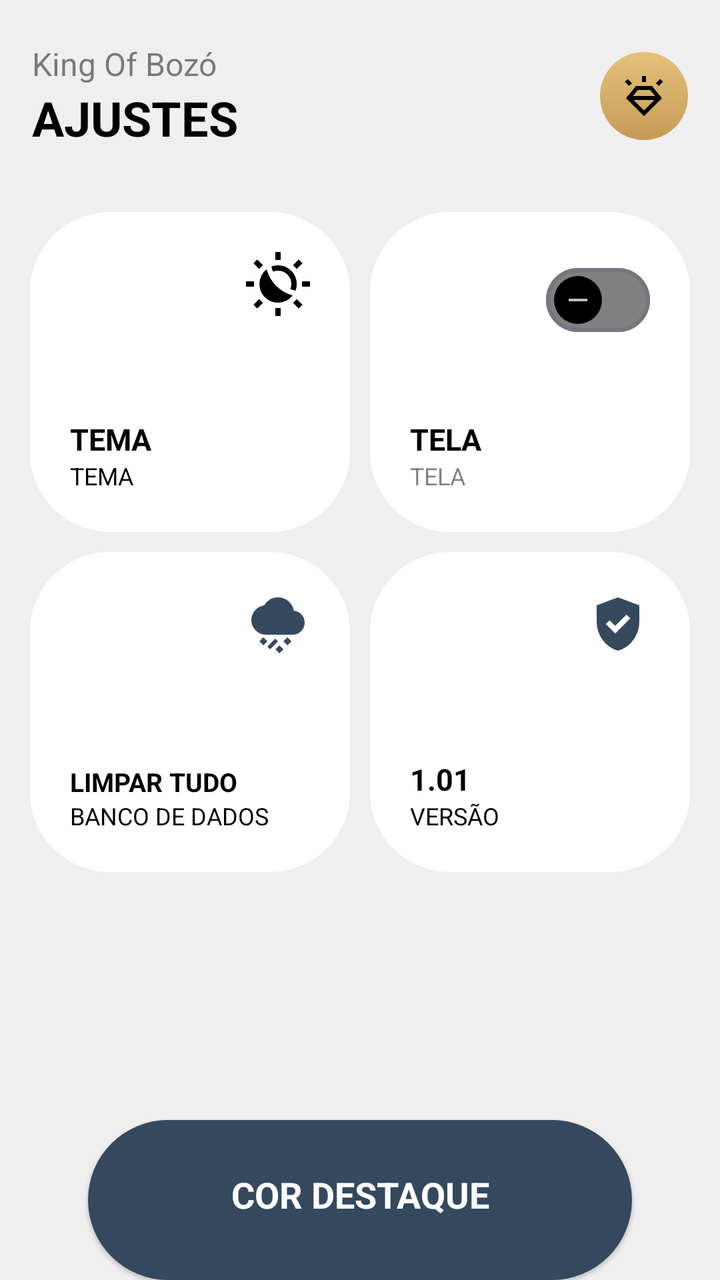
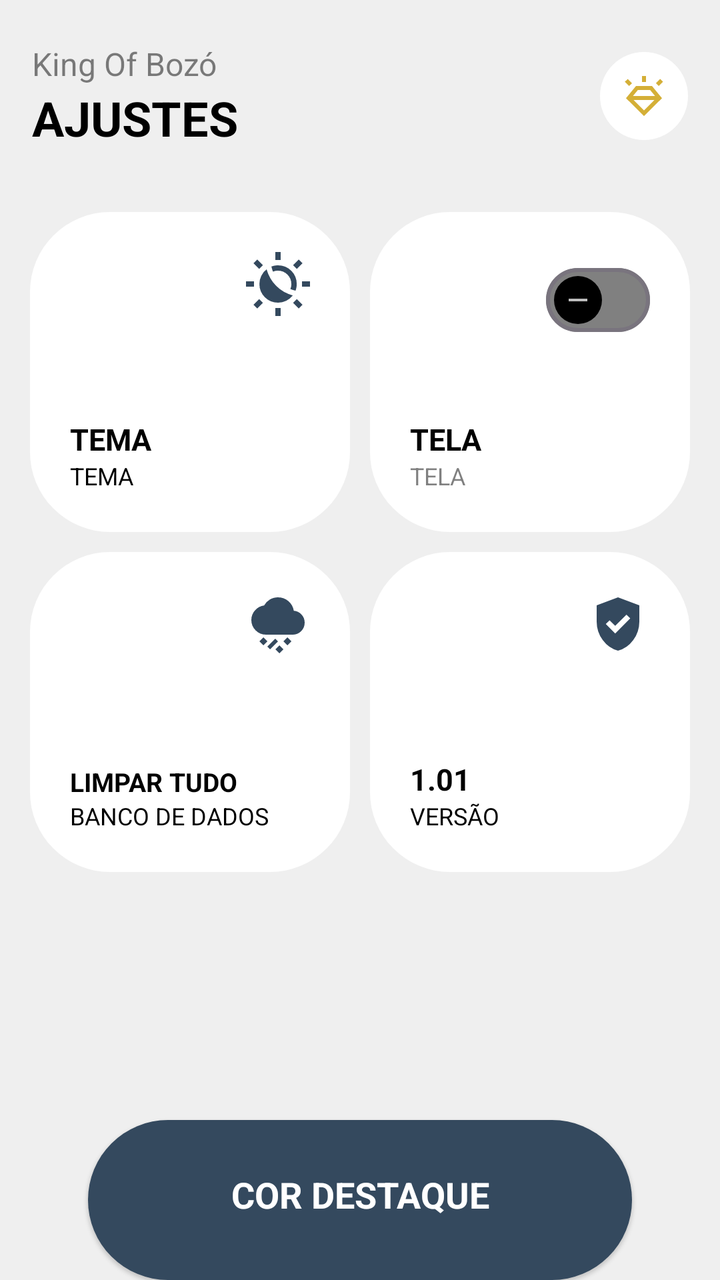

Two renders of the same Android screen: before a commit and after it. Below are the layout's source before the change and the commit's diff.
<!-- AndroidManifest.xml: application theme Base.Theme.KingOfBozo.Standard -->
<!-- res/layout/fragment_settings.xml -->
<?xml version="1.0" encoding="utf-8"?>
<androidx.constraintlayout.widget.ConstraintLayout xmlns:android="http://schemas.android.com/apk/res/android"
    xmlns:app="http://schemas.android.com/apk/res-auto"
    xmlns:tools="http://schemas.android.com/tools"
    android:layout_width="match_parent"
    android:layout_height="match_parent"
    android:backgroundTint="?attr/customBackground"
    android:background="?attr/customBackground"
    android:fitsSystemWindows="true">

    <LinearLayout
        android:id="@+id/text_ajustes_title"
        android:layout_width="match_parent"
        android:layout_height="wrap_content"
        android:orientation="horizontal"
        android:layout_marginTop="5dp"
        android:paddingVertical="16dp"
        android:layout_marginHorizontal="16dp"
        app:layout_constraintStart_toStartOf="parent"
        app:layout_constraintTop_toTopOf="parent">

        <LinearLayout
            android:layout_width="wrap_content"
            android:layout_height="wrap_content"
            android:gravity="start"
            android:orientation="vertical"
            android:layout_gravity="center_vertical"
            android:layout_weight="1">

            <TextView
                android:id="@+id/text_app_title"
                android:layout_width="wrap_content"
                android:layout_height="wrap_content"
                android:alpha="0.5"
                android:text="@string/king_of_boz"
                android:textColor="?attr/textFillColor"
                android:textSize="16sp" />

            <TextView
                android:id="@+id/text_greeting"
                android:layout_width="wrap_content"
                android:layout_height="wrap_content"
                android:text="@string/ajustes"
                android:textColor="?attr/textFillColor"
                android:textSize="24sp"
                android:textStyle="bold" />

        </LinearLayout>

        <ImageView
            android:id="@+id/button_premium_settings"
            android:layout_width="44dp"
            android:layout_height="44dp"
            android:layout_gravity="center_vertical"
            android:background="@drawable/bg_gold_button"
            android:backgroundTint="@null"
            android:padding="10dp"
            android:src="@drawable/ic_diamond_shine"
            app:tint="@color/premium_text_on_gold"
            android:clickable="true"
            android:focusable="true"
            tools:ignore="ContentDescription" />

    </LinearLayout>

    <LinearLayout
        android:layout_width="match_parent"
        android:layout_height="wrap_content"
        android:orientation="vertical"
        android:padding="10dp"
        app:layout_constraintTop_toBottomOf="@+id/text_ajustes_title"
        tools:ignore="MissingConstraints">

        <GridLayout
            android:layout_width="match_parent"
            android:layout_height="wrap_content"
            android:columnCount="2"
            android:rowCount="2">

            <androidx.constraintlayout.widget.ConstraintLayout
                android:id="@+id/card_tema"
                android:layout_width="0dp"
                android:layout_height="160dp"
                android:layout_row="0"
                android:layout_column="0"
                android:layout_columnWeight="1"
                android:background="@drawable/background_settings_card"
                android:backgroundTint="?attr/cardBackgroundColor"
                android:padding="20dp"
                android:layout_gravity="fill"
                android:layout_margin="5dp">

                <ImageView
                    android:id="@+id/icon_mode"
                    android:layout_width="32dp"
                    android:layout_height="32dp"
                    android:src="@drawable/ic_system_mode"
                    app:layout_constraintEnd_toEndOf="parent"
                    app:layout_constraintTop_toTopOf="parent"
                    app:tint="?attr/textFillColor" />

                <TextView
                    android:id="@+id/info_mode"
                    android:layout_width="wrap_content"
                    android:layout_height="wrap_content"
                    android:text="TEMA"
                    android:textColor="?attr/textFillColor"
                    android:textSize="15dp"
                    android:textStyle="bold"
                    app:layout_constraintBottom_toTopOf="@id/text_mode"
                    app:layout_constraintStart_toStartOf="parent" />

                <TextView
                    android:id="@+id/text_mode"
                    android:layout_width="wrap_content"
                    android:layout_height="wrap_content"
                    android:text="TEMA"
                    android:textColor="?attr/textFillColor"
                    android:textSize="12dp"
                    app:layout_constraintBottom_toBottomOf="parent"
                    app:layout_constraintStart_toStartOf="parent" />

            </androidx.constraintlayout.widget.ConstraintLayout>

            <androidx.constraintlayout.widget.ConstraintLayout
                android:id="@+id/card_tela"
                android:layout_width="0dp"
                android:layout_height="160dp"
                android:layout_row="0"
                android:layout_column="1"
                android:layout_columnWeight="1"
                android:background="@drawable/background_settings_card"
                android:backgroundTint="?attr/cardBackgroundColor"
                android:padding="20dp"
                android:layout_gravity="fill"
                android:layout_margin="5dp">

                <com.google.android.material.materialswitch.MaterialSwitch
                    android:id="@+id/switch_keep_screen_on"
                    style="@style/Widget.App.MaterialSwitch"
                    android:layout_width="wrap_content"
                    android:layout_height="wrap_content"
                    android:checked="false"
                    app:layout_constraintEnd_toEndOf="parent"
                    app:layout_constraintTop_toTopOf="parent" />

                <TextView
                    android:id="@+id/text_tela_desc"
                    android:layout_width="wrap_content"
                    android:layout_height="wrap_content"
                    android:text="TELA"
                    android:textColor="?attr/textFillColor"
                    android:textSize="15dp"
                    android:textStyle="bold"
                    app:layout_constraintBottom_toTopOf="@id/text_tela_title"
                    app:layout_constraintStart_toStartOf="parent" />

                <TextView
                    android:id="@+id/text_tela_title"
                    android:layout_width="wrap_content"
                    android:layout_height="wrap_content"
                    android:alpha="0.5"
                    android:text="TELA"
                    android:textColor="?attr/textFillColor"
                    android:textSize="12dp"
                    app:layout_constraintBottom_toBottomOf="parent"
                    app:layout_constraintStart_toStartOf="parent" />

            </androidx.constraintlayout.widget.ConstraintLayout>

            <androidx.constraintlayout.widget.ConstraintLayout
                android:id="@+id/card_reset"
                android:layout_width="0dp"
                android:layout_height="160dp"
                android:layout_row="1"
                android:layout_column="0"
                android:layout_columnWeight="1"
                android:background="@drawable/background_settings_card"
                android:backgroundTint="?attr/cardBackgroundColor"
                android:padding="20dp"
                android:layout_gravity="fill"
                android:layout_margin="5dp">

                <ImageView
                    android:layout_width="32dp"
                    android:layout_height="32dp"
                    android:src="@drawable/ic_limpar_dados"
                    app:layout_constraintEnd_toEndOf="parent"
                    app:layout_constraintTop_toTopOf="parent"
                    app:tint="?attr/colorPrimary" />

                <TextView
                    android:id="@+id/text_reset_title"
                    android:layout_width="wrap_content"
                    android:layout_height="wrap_content"
                    android:text="LIMPAR TUDO"
                    android:textColor="?attr/textFillColor"
                    android:textSize="13sp"
                    android:textStyle="bold"
                    app:layout_constraintBottom_toTopOf="@id/text_reset_desc"
                    app:layout_constraintStart_toStartOf="parent" />

                <TextView
                    android:id="@+id/text_reset_desc"
                    android:layout_width="wrap_content"
                    android:layout_height="wrap_content"
                    android:text="BANCO DE DADOS"
                    android:textColor="?attr/textFillColor"
                    android:textSize="12dp"
                    app:layout_constraintBottom_toBottomOf="parent"
                    app:layout_constraintStart_toStartOf="parent" />

            </androidx.constraintlayout.widget.ConstraintLayout>

            <androidx.constraintlayout.widget.ConstraintLayout
                android:id="@+id/card_versao"
                android:layout_width="0dp"
                android:layout_height="160dp"
                android:layout_row="1"
                android:layout_column="1"
                android:layout_columnWeight="1"
                android:background="@drawable/background_settings_card"
                android:backgroundTint="?attr/cardBackgroundColor"
                android:padding="20dp"
                android:layout_gravity="fill"
                android:layout_margin="5dp">

                <ImageView
                    android:layout_width="32dp"
                    android:layout_height="32dp"
                    android:src="@drawable/ic_version"
                    app:layout_constraintEnd_toEndOf="parent"
                    app:layout_constraintTop_toTopOf="parent"
                    app:tint="?attr/colorPrimary" />

                <TextView
                    android:id="@+id/text_versao_num"
                    android:layout_width="wrap_content"
                    android:layout_height="wrap_content"
                    android:text="1.01"
                    android:textColor="?attr/textFillColor"
                    android:textSize="15dp"
                    android:textStyle="bold"
                    app:layout_constraintBottom_toTopOf="@+id/text_versao_title"
                    app:layout_constraintStart_toStartOf="parent" />


                <TextView
                    android:id="@+id/text_versao_title"
                    android:layout_width="wrap_content"
                    android:layout_height="wrap_content"
                    android:text="VERSÃO"
                    android:textColor="?attr/textFillColor"
                    android:textSize="12dp"
                    app:layout_constraintBottom_toBottomOf="parent"
                    app:layout_constraintStart_toStartOf="parent" />

            </androidx.constraintlayout.widget.ConstraintLayout>

        </GridLayout>
    </LinearLayout>



    <TextView
        android:id="@+id/card_cor"
        android:layout_width="match_parent"
        android:layout_height="80dp"
        android:layout_marginHorizontal="44dp"
        android:background="@drawable/background_card_btn_repouso_destaque_menu"
        android:backgroundTint="?attr/colorPrimary"
        android:elevation="1dp"
        android:gravity="top|center"
        android:paddingTop="25dp"
        android:text="COR DESTAQUE"
        android:textColor="?attr/customTextBackground"
        android:textSize="18sp"
        android:textStyle="bold"
        android:visibility="visible"
        app:layout_constraintBottom_toBottomOf="parent"
        app:layout_constraintEnd_toEndOf="parent"
        app:layout_constraintStart_toStartOf="parent" />

</androidx.constraintlayout.widget.ConstraintLayout>
<!-- resources referenced by this layout -->
<resources>
  <color name="premium_text_on_gold">#000000</color>
  <!-- drawable background_card_btn_repouso_destaque_menu (drawable) -->
  <shape xmlns:android="http://schemas.android.com/apk/res/android"
      android:shape="rectangle">
      <solid android:color="@color/fundo_light" />
      <corners
          android:topLeftRadius="40dp"
          android:topRightRadius="40dp"
          android:bottomLeftRadius="40dp"
          android:bottomRightRadius="40dp" />
  </shape>
  <!-- drawable background_settings_card (drawable) -->
  <?xml version="1.0" encoding="utf-8"?>
  <shape xmlns:android="http://schemas.android.com/apk/res/android"
      android:shape="rectangle">
      <corners android:radius="40dp" />
      <solid android:color="@color/card_dark" />
  </shape>
  <!-- drawable bg_gold_button (drawable) -->
  <?xml version="1.0" encoding="utf-8"?>
  <shape xmlns:android="http://schemas.android.com/apk/res/android"
      android:shape="rectangle">
  
      
      <gradient
          android:angle="270"
          android:startColor="@color/premium_button_gold_start"
          android:endColor="@color/premium_button_gold_end"
          android:type="linear" />
  
      
      <corners android:radius="50dp" />
  
  </shape>
  <!-- drawable ic_version (drawable) -->
  <vector xmlns:android="http://schemas.android.com/apk/res/android"
      android:width="24dp"
      android:height="24dp"
      android:viewportWidth="960"
      android:viewportHeight="960"
      android:tint="?attr/colorControlNormal">
    <path
        android:fillColor="@android:color/white"
        android:pathData="M438,622L664,396L607,339L438,508L354,424L297,481L438,622ZM480,880Q341,845 250.5,720.5Q160,596 160,444L160,200L480,80L800,200L800,444Q800,596 709.5,720.5Q619,845 480,880Z"/>
  </vector>
  <string name="ajustes">AJUSTES</string>
  <string name="king_of_boz">King Of Bozó</string>
  <style name="Widget.App.MaterialSwitch" parent="Widget.Material3.CompoundButton.MaterialSwitch">
          <item name="thumbIcon">@drawable/switch_thumb_icon_selector</item>
          <item name="thumbIconTint">@color/switch_thumb_icon_tint_selector</item>
          <item name="thumbTint">@color/switch_thumb_tint_selector</item>
          <item name="trackTint">@color/switch_track_tint_selector</item>
          <item name="trackDecorationTint">@null</item>
      </style>
  <color name="fundo_light">#EFEFEF</color>
  <color name="card_dark">#17212A</color>
  <color name="premium_button_gold_start">#E6C17A</color>
  <color name="premium_button_gold_end">#C49B55</color>
  <!-- drawable switch_thumb_icon_selector (drawable) -->
  <?xml version="1.0" encoding="utf-8"?>
  <selector xmlns:android="http://schemas.android.com/apk/res/android">
      <item android:drawable="@drawable/ic_switch_check" android:state_checked="true" />
      <item android:drawable="@drawable/ic_switch_minus" android:state_checked="false" />
  </selector>
  <color name="padrao">#34495e</color>
  <color name="text_dark">#000000</color>
  <color name="text_light">#FFFFFF</color>
  <color name="icon_dark">#000000</color>
  <color name="icon_light">#FFFFFF</color>
  <color name="card_light">#FFFFFF</color>
  <!-- drawable ic_switch_check (drawable) -->
  <vector xmlns:android="http://schemas.android.com/apk/res/android"
      android:width="24dp"
      android:height="24dp"
      android:viewportWidth="24"
      android:viewportHeight="24">
      <path
          android:fillColor="@android:color/white"
          android:pathData="M9,16.17L4.83,12l-1.42,1.41L9,19 21,7l-1.41,-1.41z"/>
  </vector>
  <!-- drawable ic_switch_minus (drawable) -->
  <vector xmlns:android="http://schemas.android.com/apk/res/android"
      android:width="24dp"
      android:height="24dp"
      android:viewportWidth="24"
      android:viewportHeight="24">
      <path
          android:fillColor="@android:color/white"
          android:pathData="M19,13H5V11H19V13Z"/>
  </vector>
  <!-- unchanged entries left out for length: 5 -->
</resources>

<!-- the commit's change to res/layout/fragment_settings.xml (unified diff, before → after) -->
@@ -53,10 +53,10 @@
             android:layout_height="44dp"
             android:layout_gravity="center_vertical"
             android:background="@drawable/bg_gold_button"
-            android:backgroundTint="@null"
+            android:backgroundTint="?attr/cardBackgroundColor"
             android:padding="10dp"
             android:src="@drawable/ic_diamond_shine"
-            app:tint="@color/premium_text_on_gold"
+            app:tint="@color/premium"
             android:clickable="true"
             android:focusable="true"
             tools:ignore="ContentDescription" />
@@ -75,7 +75,7 @@
             android:layout_width="match_parent"
             android:layout_height="wrap_content"
             android:columnCount="2"
-            android:rowCount="2">
+            android:rowCount="3">
 
             <androidx.constraintlayout.widget.ConstraintLayout
                 android:id="@+id/card_tema"
@@ -97,7 +97,7 @@
                     android:src="@drawable/ic_system_mode"
                     app:layout_constraintEnd_toEndOf="parent"
                     app:layout_constraintTop_toTopOf="parent"
-                    app:tint="?attr/textFillColor" />
+                    app:tint="?attr/colorPrimary" />
 
                 <TextView
                     android:id="@+id/info_mode"
@@ -250,6 +250,54 @@
                     android:layout_width="wrap_content"
                     android:layout_height="wrap_content"
                     android:text="VERSÃO"
+                    android:textColor="?attr/textFillColor"
+                    android:textSize="12dp"
+                    app:layout_constraintBottom_toBottomOf="parent"
+                    app:layout_constraintStart_toStartOf="parent" />
+
+            </androidx.constraintlayout.widget.ConstraintLayout>
+
+            <androidx.constraintlayout.widget.ConstraintLayout
+                android:id="@+id/card_premium_developer"
+                android:layout_width="0dp"
+                android:layout_height="160dp"
+                android:layout_row="2"
+                android:layout_column="0"
+                android:layout_columnWeight="1"
+                android:background="@drawable/background_settings_card"
+                android:backgroundTint="?attr/cardBackgroundColor"
+                android:padding="20dp"
+                android:layout_gravity="fill"
+                android:layout_margin="5dp"
+                android:visibility="gone"
+                tools:visibility="invisible">
+
+                <com.google.android.material.materialswitch.MaterialSwitch
+                    android:id="@+id/switch_keep_premium"
+                    style="@style/Widget.App.MaterialSwitch"
+                    android:layout_width="wrap_content"
+                    android:layout_height="wrap_content"
+                    android:checked="false"
+                    app:layout_constraintEnd_toEndOf="parent"
+                    app:layout_constraintTop_toTopOf="parent" />
+
+                <TextView
+                    android:id="@+id/text_premium"
+                    android:layout_width="wrap_content"
+                    android:layout_height="wrap_content"
+                    android:text="DEV PREMIUM"
+                    android:textColor="?attr/textFillColor"
+                    android:textSize="15dp"
+                    android:textStyle="bold"
+                    app:layout_constraintBottom_toTopOf="@id/text_premium_gratis"
+                    app:layout_constraintStart_toStartOf="parent" />
+
+                <TextView
+                    android:id="@+id/text_premium_gratis"
+                    android:layout_width="wrap_content"
+                    android:layout_height="wrap_content"
+                    android:alpha="0.5"
+                    android:text="DESATIVADO"
                     android:textColor="?attr/textFillColor"
                     android:textSize="12dp"
                     app:layout_constraintBottom_toBottomOf="parent"
<!-- resource entries referenced after the edit -->
@@ -1,6 +1,6 @@
 <!-- resources referenced by this layout -->
 <resources>
-  <color name="premium_text_on_gold">#000000</color>
+  <color name="premium">#D4AF37</color>
   <!-- drawable background_card_btn_repouso_destaque_menu (drawable) -->
   <shape xmlns:android="http://schemas.android.com/apk/res/android"
       android:shape="rectangle">
@@ -55,7 +55,7 @@
           <item name="trackDecorationTint">@null</item>
       </style>
   <color name="fundo_light">#EFEFEF</color>
-  <color name="card_dark">#17212A</color>
+  <color name="card_dark">#282828</color>
   <color name="premium_button_gold_start">#E6C17A</color>
   <color name="premium_button_gold_end">#C49B55</color>
   <!-- drawable switch_thumb_icon_selector (drawable) -->
